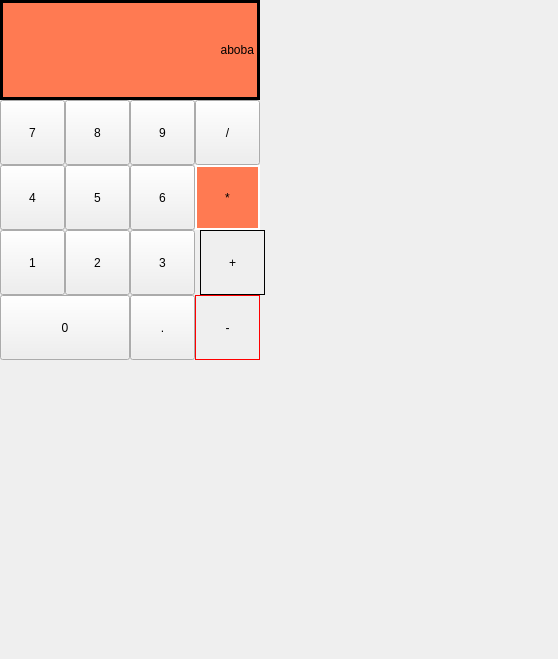
Qt form src/qt/calculator.ui (pavelmikhailov1/SmartCalculator) before a commit.
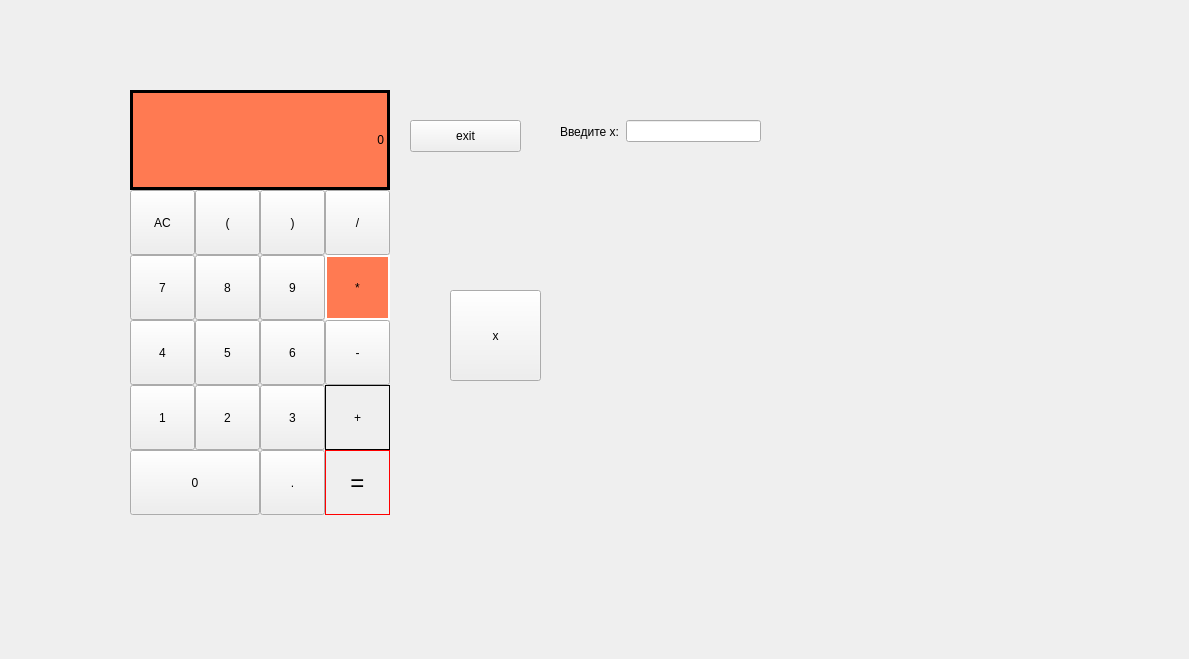
The same form after that commit.

```diff
--- a/src/qt/calculator.ui
+++ b/src/qt/calculator.ui
@@ -6,7 +6,7 @@
    <rect>
     <x>0</x>
     <y>0</y>
-    <width>558</width>
+    <width>1189</width>
     <height>659</height>
    </rect>
   </property>
@@ -14,11 +14,11 @@
    <string>Calculator</string>
   </property>
   <widget class="QWidget" name="centralwidget">
-   <widget class="QLabel" name="label">
+   <widget class="QLabel" name="Result_label">
     <property name="geometry">
      <rect>
-      <x>0</x>
-      <y>0</y>
+      <x>130</x>
+      <y>90</y>
       <width>260</width>
       <height>100</height>
      </rect>
@@ -31,7 +31,7 @@
 qproperty-aligment: 'AlignVCenter | AlignRight';</string>
     </property>
     <property name="text">
-     <string>aboba</string>
+     <string>0</string>
     </property>
     <property name="alignment">
      <set>Qt::AlignRight|Qt::AlignTrailing|Qt::AlignVCenter</set>
@@ -40,8 +40,8 @@
    <widget class="QToolButton" name="toolButton">
     <property name="geometry">
      <rect>
-      <x>0</x>
-      <y>100</y>
+      <x>130</x>
+      <y>255</y>
       <width>65</width>
       <height>65</height>
      </rect>
@@ -56,8 +56,8 @@
    <widget class="QToolButton" name="toolButton_2">
     <property name="geometry">
      <rect>
-      <x>65</x>
-      <y>100</y>
+      <x>195</x>
+      <y>255</y>
       <width>65</width>
       <height>65</height>
      </rect>
@@ -72,8 +72,8 @@
    <widget class="QToolButton" name="toolButton_3">
     <property name="geometry">
      <rect>
-      <x>195</x>
-      <y>100</y>
+      <x>325</x>
+      <y>190</y>
       <width>65</width>
       <height>65</height>
      </rect>
@@ -88,8 +88,8 @@
    <widget class="QToolButton" name="toolButton_4">
     <property name="geometry">
      <rect>
-      <x>130</x>
-      <y>100</y>
+      <x>260</x>
+      <y>255</y>
       <width>65</width>
       <height>65</height>
      </rect>
@@ -104,8 +104,8 @@
    <widget class="QToolButton" name="toolButton_5">
     <property name="geometry">
      <rect>
-      <x>195</x>
-      <y>165</y>
+      <x>325</x>
+      <y>255</y>
       <width>65</width>
       <height>65</height>
      </rect>
@@ -123,8 +123,8 @@
    <widget class="QToolButton" name="toolButton_6">
     <property name="geometry">
      <rect>
-      <x>65</x>
-      <y>165</y>
+      <x>195</x>
+      <y>320</y>
       <width>65</width>
       <height>65</height>
      </rect>
@@ -139,8 +139,8 @@
    <widget class="QToolButton" name="toolButton_7">
     <property name="geometry">
      <rect>
-      <x>0</x>
-      <y>165</y>
+      <x>130</x>
+      <y>320</y>
       <width>65</width>
       <height>65</height>
      </rect>
@@ -155,8 +155,8 @@
    <widget class="QToolButton" name="toolButton_8">
     <property name="geometry">
      <rect>
-      <x>130</x>
-      <y>165</y>
+      <x>260</x>
+      <y>320</y>
       <width>65</width>
       <height>65</height>
      </rect>
@@ -171,8 +171,8 @@
    <widget class="QToolButton" name="toolButton_9">
     <property name="geometry">
      <rect>
-      <x>200</x>
-      <y>230</y>
+      <x>325</x>
+      <y>385</y>
       <width>65</width>
       <height>65</height>
      </rect>
@@ -188,8 +188,8 @@
    <widget class="QToolButton" name="toolButton_10">
     <property name="geometry">
      <rect>
-      <x>65</x>
-      <y>230</y>
+      <x>195</x>
+      <y>385</y>
       <width>65</width>
       <height>65</height>
      </rect>
@@ -204,8 +204,8 @@
    <widget class="QToolButton" name="toolButton_11">
     <property name="geometry">
      <rect>
-      <x>130</x>
-      <y>230</y>
+      <x>260</x>
+      <y>385</y>
       <width>65</width>
       <height>65</height>
      </rect>
@@ -220,8 +220,8 @@
    <widget class="QToolButton" name="toolButton_12">
     <property name="geometry">
      <rect>
-      <x>0</x>
-      <y>230</y>
+      <x>130</x>
+      <y>385</y>
       <width>65</width>
       <height>65</height>
      </rect>
@@ -239,12 +239,21 @@
     </property>
     <property name="geometry">
      <rect>
-      <x>195</x>
-      <y>295</y>
+      <x>325</x>
+      <y>450</y>
       <width>65</width>
       <height>65</height>
      </rect>
     </property>
+    <property name="font">
+     <font>
+      <family>.AppleSystemUIFont</family>
+      <pointsize>18</pointsize>
+      <italic>false</italic>
+      <bold>false</bold>
+      <kerning>false</kerning>
+     </font>
+    </property>
     <property name="mouseTracking">
      <bool>false</bool>
     </property>
@@ -253,17 +262,23 @@
 	font: 18pt &quot;.AppleSystemUIFont&quot;;
 	border:	1px solid black;
 	border-color: red ;
-}</string>
+}
+ QLineEdit {
+     border-width: 1px;
+     border-style: solid;
+     border-radius: 4px;
+ }
+</string>
     </property>
     <property name="text">
-     <string>-</string>
+     <string>=</string>
     </property>
    </widget>
    <widget class="QToolButton" name="toolButton_15">
     <property name="geometry">
      <rect>
-      <x>130</x>
-      <y>295</y>
+      <x>260</x>
+      <y>450</y>
       <width>65</width>
       <height>65</height>
      </rect>
@@ -278,8 +293,8 @@
    <widget class="QToolButton" name="toolButton_16">
     <property name="geometry">
      <rect>
-      <x>0</x>
-      <y>295</y>
+      <x>130</x>
+      <y>450</y>
       <width>130</width>
       <height>65</height>
      </rect>
@@ -291,6 +306,125 @@
      <string>0</string>
     </property>
    </widget>
+   <widget class="QToolButton" name="Button_minus">
+    <property name="geometry">
+     <rect>
+      <x>325</x>
+      <y>320</y>
+      <width>65</width>
+      <height>65</height>
+     </rect>
+    </property>
+    <property name="styleSheet">
+     <string notr="true">font: 18pt &quot;.AppleSystemUIFont&quot;;</string>
+    </property>
+    <property name="text">
+     <string>-</string>
+    </property>
+   </widget>
+   <widget class="QToolButton" name="Button_Open_Backet">
+    <property name="geometry">
+     <rect>
+      <x>195</x>
+      <y>190</y>
+      <width>65</width>
+      <height>65</height>
+     </rect>
+    </property>
+    <property name="styleSheet">
+     <string notr="true">font: 18pt &quot;.AppleSystemUIFont&quot;;</string>
+    </property>
+    <property name="text">
+     <string>(</string>
+    </property>
+   </widget>
+   <widget class="QToolButton" name="Button_AC">
+    <property name="geometry">
+     <rect>
+      <x>130</x>
+      <y>190</y>
+      <width>65</width>
+      <height>65</height>
+     </rect>
+    </property>
+    <property name="styleSheet">
+     <string notr="true">font: 18pt &quot;.AppleSystemUIFont&quot;;</string>
+    </property>
+    <property name="text">
+     <string>AC</string>
+    </property>
+   </widget>
+   <widget class="QToolButton" name="Button_Clozed_Backet">
+    <property name="geometry">
+     <rect>
+      <x>260</x>
+      <y>190</y>
+      <width>65</width>
+      <height>65</height>
+     </rect>
+    </property>
+    <property name="styleSheet">
+     <string notr="true">font: 18pt &quot;.AppleSystemUIFont&quot;;</string>
+    </property>
+    <property name="text">
+     <string>)</string>
+    </property>
+   </widget>
+   <widget class="QPushButton" name="pushButton">
+    <property name="geometry">
+     <rect>
+      <x>410</x>
+      <y>120</y>
+      <width>111</width>
+      <height>32</height>
+     </rect>
+    </property>
+    <property name="text">
+     <string>exit</string>
+    </property>
+   </widget>
+   <widget class="QWidget" name="layoutWidget">
+    <property name="geometry">
+     <rect>
+      <x>560</x>
+      <y>120</y>
+      <width>201</width>
+      <height>23</height>
+     </rect>
+    </property>
+    <layout class="QHBoxLayout" name="horizontalLayout">
+     <item>
+      <widget class="QLabel" name="label">
+       <property name="text">
+        <string>Введите x:</string>
+       </property>
+      </widget>
+     </item>
+     <item>
+      <widget class="QLineEdit" name="line_value_x">
+       <property name="text">
+        <string/>
+       </property>
+      </widget>
+     </item>
+    </layout>
+   </widget>
+   <widget class="QToolButton" name="Button_x">
+    <property name="geometry">
+     <rect>
+      <x>450</x>
+      <y>290</y>
+      <width>91</width>
+      <height>91</height>
+     </rect>
+    </property>
+    <property name="styleSheet">
+     <string notr="true">font: 18pt &quot;.AppleSystemUIFont&quot;;</string>
+    </property>
+    <property name="text">
+     <string>x</string>
+    </property>
+   </widget>
   </widget>
  </widget>
  <resources/>
```
Left out of the diff: 30 changed lines with no effect on the pictures.
